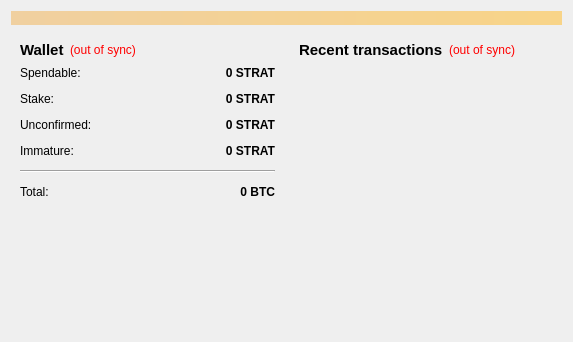
The window that src/qt/forms/overviewpage.ui (zealdeal/zeal) describes before a commit, drawn with Qt 5.
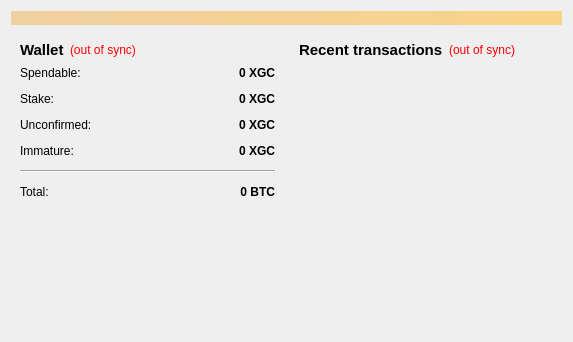
The same window after the commit.

Diff of the .ui file:
```diff
--- a/src/qt/forms/overviewpage.ui
+++ b/src/qt/forms/overviewpage.ui
@@ -118,7 +118,7 @@
                <string>Your current spendable balance</string>
               </property>
               <property name="text">
-               <string notr="true">0 STRAT</string>
+               <string notr="true">0 XGC</string>
               </property>
               <property name="alignment">
                <set>Qt::AlignRight|Qt::AlignTrailing|Qt::AlignVCenter</set>
@@ -150,7 +150,7 @@
                <string>Total of coins that was staked, and do not yet count toward the current balance</string>
               </property>
               <property name="text">
-               <string notr="true">0 STRAT</string>
+               <string notr="true">0 XGC</string>
               </property>
               <property name="alignment">
                <set>Qt::AlignRight|Qt::AlignTrailing|Qt::AlignVCenter</set>
@@ -182,7 +182,7 @@
                <string>Total of transactions that have yet to be confirmed, and do not yet count toward the current balance</string>
               </property>
               <property name="text">
-               <string notr="true">0 STRAT</string>
+               <string notr="true">0 XGC</string>
               </property>
               <property name="alignment">
                <set>Qt::AlignRight|Qt::AlignTrailing|Qt::AlignVCenter</set>
@@ -211,7 +211,7 @@
                <string>Mined balance that has not yet matured</string>
               </property>
               <property name="text">
-               <string notr="true">0 STRAT</string>
+               <string notr="true">0 XGC</string>
               </property>
               <property name="alignment">
                <set>Qt::AlignRight|Qt::AlignTrailing|Qt::AlignVCenter</set>
```
